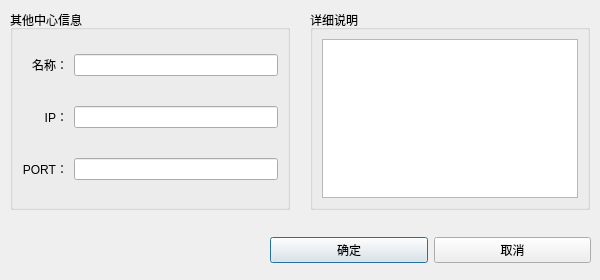
Above: widget/dialog/modify_center_dialog.ui from yanghang8612/SMAMMainUI before the change. Below: the same form after it.
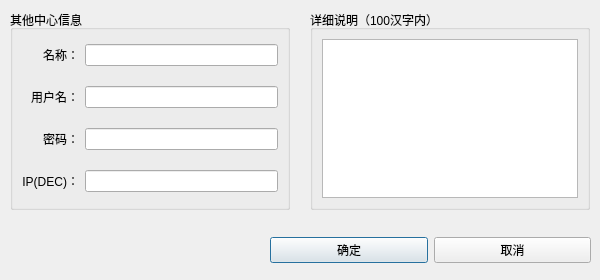
That is the form after the change.

What changed in the file:
```diff
--- a/widget/dialog/modify_center_dialog.ui
+++ b/widget/dialog/modify_center_dialog.ui
@@ -58,7 +58,7 @@
     </rect>
    </property>
    <property name="title">
-    <string>详细说明</string>
+    <string>详细说明（100汉字内）</string>
    </property>
    <layout class="QVBoxLayout" name="verticalLayout_3">
     <item>
@@ -85,6 +85,33 @@
     <property name="bottomMargin">
      <number>0</number>
     </property>
+    <item row="2" column="0">
+     <widget class="QLabel" name="label_3">
+      <property name="text">
+       <string>密码：</string>
+      </property>
+      <property name="alignment">
+       <set>Qt::AlignRight|Qt::AlignTrailing|Qt::AlignVCenter</set>
+      </property>
+     </widget>
+    </item>
+    <item row="3" column="1">
+     <widget class="QLineEdit" name="centerIPEdit">
+      <property name="styleSheet">
+       <string notr="true"/>
+      </property>
+     </widget>
+    </item>
+    <item row="3" column="0">
+     <widget class="QLabel" name="label_2">
+      <property name="text">
+       <string>IP(DEC)：</string>
+      </property>
+      <property name="alignment">
+       <set>Qt::AlignRight|Qt::AlignTrailing|Qt::AlignVCenter</set>
+      </property>
+     </widget>
+    </item>
     <item row="0" column="0">
      <widget class="QLabel" name="label">
       <property name="text">
@@ -98,10 +125,13 @@
     <item row="0" column="1">
      <widget class="QLineEdit" name="centerNameEdit"/>
     </item>
+    <item row="2" column="1">
+     <widget class="QLineEdit" name="centerPasswordEdit"/>
+    </item>
     <item row="1" column="0">
-     <widget class="QLabel" name="label_2">
+     <widget class="QLabel" name="label_4">
       <property name="text">
-       <string>IP：</string>
+       <string>用户名：</string>
       </property>
       <property name="alignment">
        <set>Qt::AlignRight|Qt::AlignTrailing|Qt::AlignVCenter</set>
@@ -109,24 +139,7 @@
      </widget>
     </item>
     <item row="1" column="1">
-     <widget class="QLineEdit" name="centerIPEdit">
-      <property name="styleSheet">
-       <string notr="true"/>
-      </property>
-     </widget>
-    </item>
-    <item row="2" column="0">
-     <widget class="QLabel" name="label_3">
-      <property name="text">
-       <string>PORT：</string>
-      </property>
-      <property name="alignment">
-       <set>Qt::AlignRight|Qt::AlignTrailing|Qt::AlignVCenter</set>
-      </property>
-     </widget>
-    </item>
-    <item row="2" column="1">
-     <widget class="QLineEdit" name="centerPortEdit"/>
+     <widget class="QLineEdit" name="centerUserNameEdit"/>
     </item>
    </layout>
   </widget>
```
